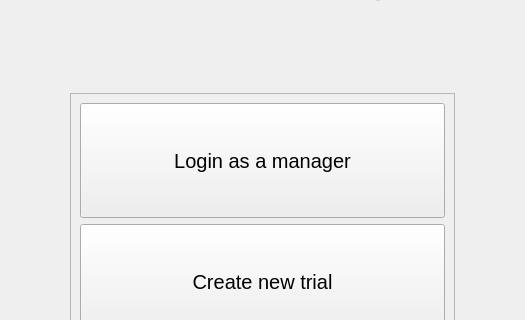
Old version of the form UI/system_main.ui in the repository KehatSudri/Behavior_System2.0; both pictures show x 138 to 663 and y 91 to 411 of the 800 by 593 pixel window.
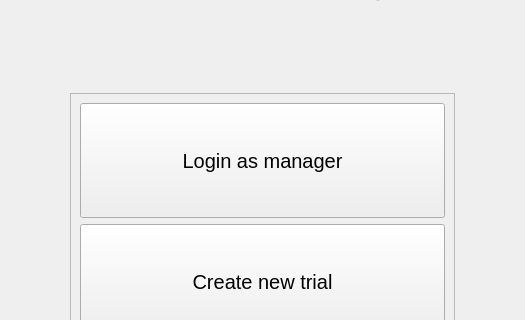
New version of the form.

What changed in the file:
```diff
--- a/UI/system_main.ui
+++ b/UI/system_main.ui
@@ -34,7 +34,7 @@
            <x>0</x>
            <y>0</y>
            <width>382</width>
-           <height>379</height>
+           <height>377</height>
           </rect>
          </property>
          <layout class="QVBoxLayout" name="verticalLayout">
@@ -52,7 +52,7 @@
              </font>
             </property>
             <property name="text">
-             <string>Login as a manager</string>
+             <string>Login as manager</string>
             </property>
            </widget>
           </item>
```
